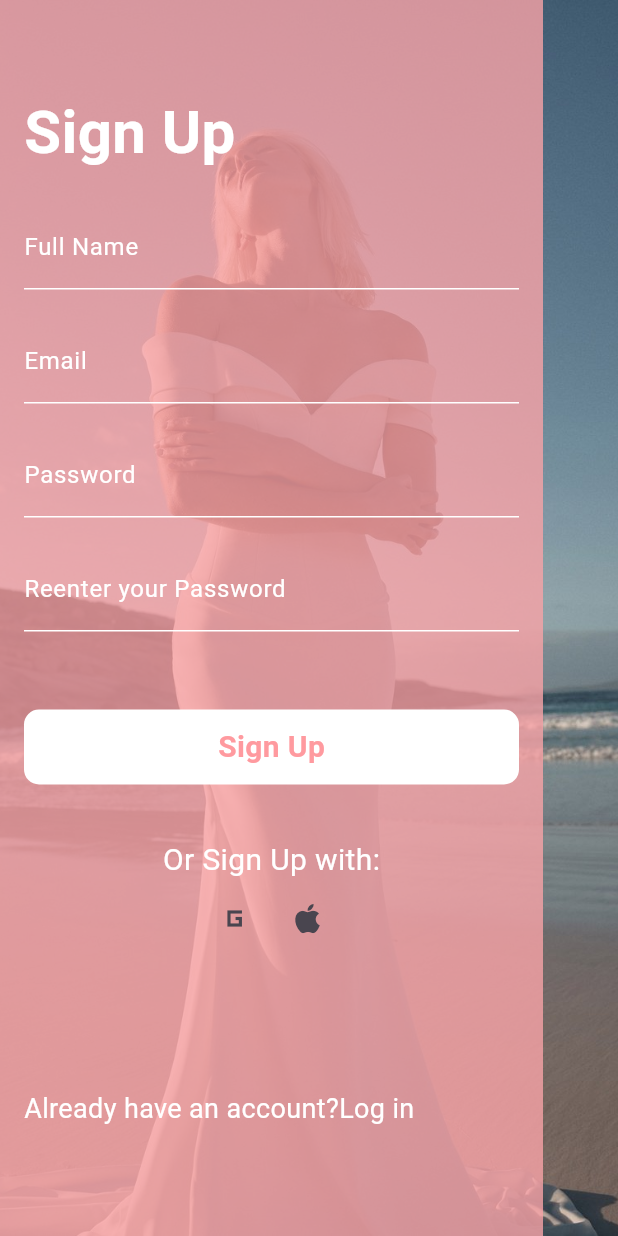
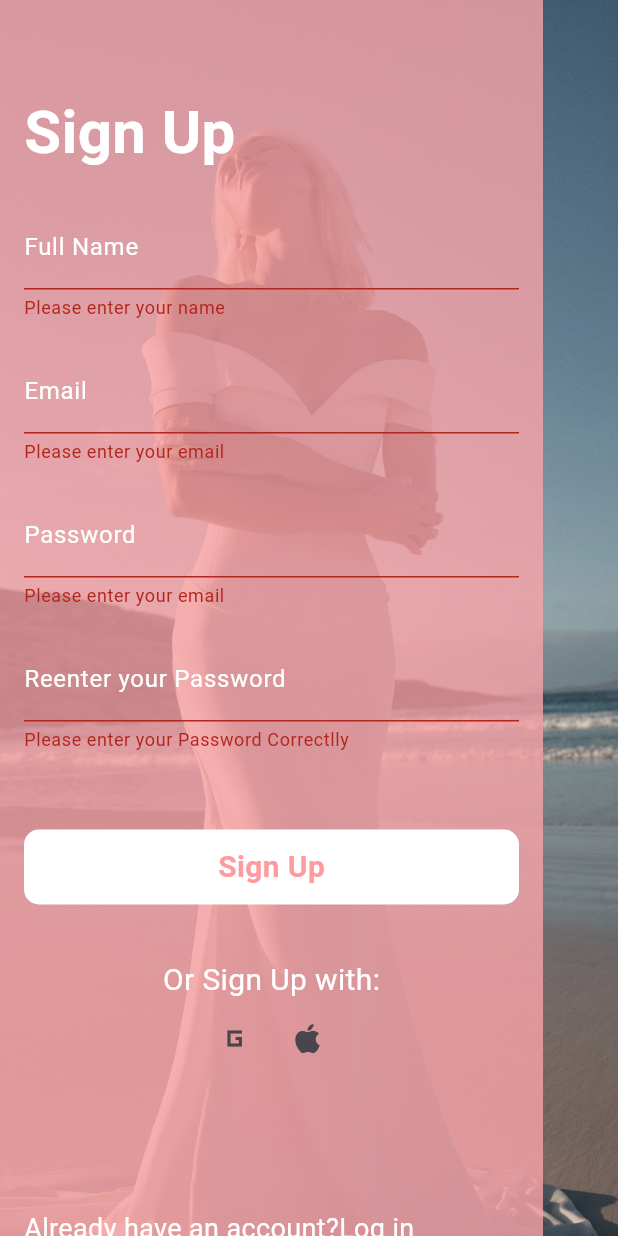
Before and after one commit to MarianAdly21/Dress-Store, a Flutter app: the SignUpScreen screen opened directly, after a tap on "Sign Up", on a phone screen of 412 x 824 dp. Run offline on Flutter 3.47's test engine with Material 3 defaults, Android fonts, the phone set to English and light mode, and no system bars; our stand-ins replace bloc, firebase_auth, firebase_core, flutter_bloc; accounts and stored records are empty; project files that could hold a hidden picture were left out.

Commit message:
Add sign up functionality using createUserWithEmailAndPassword and validation

```diff
--- a/lib/features/sign_up/screen/sign_up_screen.dart
+++ b/lib/features/sign_up/screen/sign_up_screen.dart
@@ -1,5 +1,8 @@
+import 'dart:developer';
+
 import 'package:dress_store/features/sign_up/widget/custom_text_field.dart';
 import 'package:dress_store/widgets/button_custom_widget.dart';
+import 'package:firebase_auth/firebase_auth.dart';
 import 'package:flutter/material.dart';
 
 class SignUpScreen extends StatefulWidget {
@@ -11,6 +14,9 @@ class SignUpScreen extends StatefulWidget {
 
 class _SignUpScreenState extends State<SignUpScreen> {
   GlobalKey<FormState> formKey = GlobalKey();
+  String? email;
+  String? password;
+  String? name;
 
   @override
   Widget build(BuildContext context) {
@@ -51,14 +57,86 @@ class _SignUpScreenState extends State<SignUpScreen> {
                           ),
                         ),
                       ),
-                      const CustomTextFormField(labelText: "Full Name"),
-                      const CustomTextFormField(labelText: "Email"),
-                      const CustomTextFormField(
-                          isHidden: true, labelText: "Password"),
-                      const CustomTextFormField(
-                          isHidden: true, labelText: "Reenter your Password"),
+                      CustomTextFormField(
+                          validato: (value) {
+                            if (value!.isEmpty) {
+                              return 'Please enter your name';
+                            }
+                            if (value.trim().length < 2) {
+                              return 'Name must be at least 2 characters';
+                            }
+                            final nameRegex = RegExp(r'^[a-zA-Z\s]+$');
+                            if (!nameRegex.hasMatch(value)) {
+                              return 'Name can only contain letters and spaces';
+                            }
+                          },
+                          onChanged: (value) {
+                            name = value;
+                          },
+                          labelText: "Full Name"),
+                      CustomTextFormField(
+                          validato: (value) {
+                            if (value!.isEmpty) {
+                              return 'Please enter your email';
+                            }
+                            final emailRegEx =
+                                RegExp(r'^[\w-\.]+@([\w-]+\.)+[\w-]{2,4}$');
+                            if (!emailRegEx.hasMatch(value)) {
+                              return 'Please enter a valid email';
+                            }
+                          },
+                          onChanged: (value) {
+                            email = value;
+                          },
+                          labelText: "Email"),
+                      CustomTextFormField(
+                          validato: (value) {
+                            if (value!.isEmpty) {
+                              return 'Please enter your email';
+                            }
+                            if (value.length < 6) {
+                              return 'Password must be at least 6 characters';
+                            }
+                          },
+                          onChanged: (value) {
+                            password = value;
+                          },
+                          isHidden: true,
+                          labelText: "Password"),
+                      CustomTextFormField(
+                          validato: (value) {
+                            if (value != password) {
+                              return 'Please enter your Password Correctlly';
+                            }
+                          },
+                          isHidden: true,
+                          labelText: "Reenter your Password"),
                       const SizedBox(height: 36),
-                      ButtonCustomWidget(onTap: () {}, text: "Sign Up"),
+                      ButtonCustomWidget(
+                          onTap: () async {
+                            if (formKey.currentState!.validate()) {
+                              try {
+                                UserCredential user = await FirebaseAuth
+                                    .instance
+                                    .createUserWithEmailAndPassword(
+                                        email: email!, password: password!);
+                                showSnakBar(context, message: "Success");
+                              } on FirebaseAuthException catch (e) {
+                                if (e.code == "weak-password") {
+                                  showSnakBar(context,
+                                      message:
+                                          'The password provided is too weak.');
+                                } else if (e.code == 'email-already-in-use') {
+                                  showSnakBar(context,
+                                      message:
+                                          'The account already exists for that email.');
+                                }
+                              } catch (e) {
+                                showSnakBar(context, message: e.toString());
+                              }
+                            } else {}
+                          },
+                          text: "Sign Up"),
                       const SizedBox(height: 36),
                       Center(
                         child: Column(
@@ -124,4 +202,10 @@ class _SignUpScreenState extends State<SignUpScreen> {
       ],
     );
   }
+
+  void showSnakBar(BuildContext context, {required String message}) {
+    ScaffoldMessenger.of(context).showSnackBar(
+      SnackBar(content: Text(message)),
+    );
+  }
 }
--- a/lib/features/sign_up/widget/custom_text_field.dart
+++ b/lib/features/sign_up/widget/custom_text_field.dart
@@ -5,14 +5,20 @@ class CustomTextFormField extends StatelessWidget {
     super.key,
     required this.labelText,
     this.isHidden = false,
+    this.onChanged,
+    this.validato
   });
   final String labelText;
   final bool isHidden;
+  final void Function(String)? onChanged;
+  final String? Function(String?)? validato;
   @override
   Widget build(BuildContext context) {
     return Padding(
       padding: const EdgeInsets.only(top: 20),
       child: TextFormField(
+        validator:validato ,
+        onChanged:onChanged ,
         obscureText: isHidden,
         decoration: InputDecoration(
           labelText: labelText,
--- a/pubspec.yaml
+++ b/pubspec.yaml
@@ -37,6 +37,7 @@ dependencies:
   cupertino_icons: ^1.0.2
   flutter_bloc: ^9.1.1
   firebase_core: ^2.27.0
+  firebase_auth: ^4.17.8
 
 dev_dependencies:
   flutter_test:
```
Also changed, not shown: lib/features/helper/show_snak_bar.dart (added), pubspec.lock, 3 other files.
